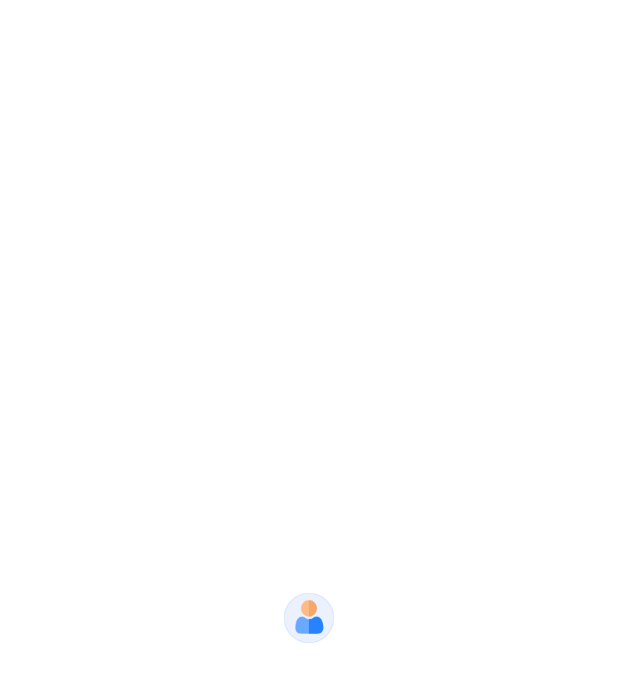
After one commit to ashwanikumar84/Compose-MVVM-Learning, an Android app built with Jetpack Compose: the composable AppNavigation shown on its own in the app's theme, on a phone screen of 412 x 824 dp. The commit adds this screen. Shown: the top 682 px of the screen. Run offline under Robolectric (Android 15) with nearby library versions, the phone set to English and light mode, and no system bars.

Commit message:
1.Worked on project directory structure 2.Create screen navigation system 3.Create Splash Screen

```diff
--- /dev/null
+++ b/app/src/main/java/com/ashwani/composesample/navigation/AppNavigation.kt
@@ -0,0 +1,39 @@
+package com.ashwani.composesample.navigation
+
+import androidx.compose.runtime.Composable
+import androidx.navigation.compose.NavHost
+import androidx.navigation.compose.composable
+import androidx.navigation.compose.rememberNavController
+import com.ashwani.composesample.common.AppNavConstants
+import com.ashwani.composesample.model.SampleData
+import com.ashwani.composesample.screens.profile.ProfileScreen
+import com.ashwani.composesample.ui.ConversationScreen
+import com.ashwani.composesample.ui.SplashScreen
+
+@Composable
+fun AppNavigation() {
+    val navController = rememberNavController()
+    // navigateUp specially use in case our app opne through any deeplink and on back we want popout from our app and back to same deeplink source
+    val navigateUp = {
+        navController.navigateUp()
+        Unit
+    }
+    NavHost(
+        navController = navController, startDestination = AppNavConstants.SPLASH_SCREEN
+    ) {
+        composable(AppNavConstants.SPLASH_SCREEN) {
+            SplashScreen(navController = navController)
+        }
+        // Main Screen
+        composable(AppNavConstants.CONVERSATION_SCREEN) {
+            ConversationScreen(messages = SampleData.conversationSample, onButtonClick = {
+                navController.popBackStack()
+            })
+        }
+
+        // Profile Screen
+        composable(AppNavConstants.PROFILE_SCREEN) {
+            ProfileScreen(navController = navController)
+        }
+    }
+}
--- /dev/null
+++ b/app/src/main/java/com/ashwani/composesample/screens/splash/SplashScreen.kt
@@ -0,0 +1,50 @@
+package com.ashwani.composesample.ui
+
+import android.view.animation.OvershootInterpolator
+import androidx.compose.animation.core.tween
+import androidx.compose.foundation.Image
+import androidx.compose.foundation.layout.Box
+import androidx.compose.foundation.layout.fillMaxSize
+import androidx.compose.runtime.Composable
+import androidx.compose.runtime.LaunchedEffect
+import androidx.compose.runtime.remember
+import androidx.compose.ui.Alignment
+import androidx.compose.ui.Modifier
+import androidx.compose.ui.draw.scale
+import androidx.compose.ui.res.painterResource
+import androidx.navigation.NavController
+import com.ashwani.composesample.R
+import com.ashwani.composesample.common.AppNavConstants
+import kotlinx.coroutines.delay
+
+@Composable
+fun SplashScreen(navController: NavController) {
+    val scale = remember {
+        androidx.compose.animation.core.Animatable(0f)
+    }
+
+    // Animation
+    LaunchedEffect(key1 = true) {
+        scale.animateTo(
+            targetValue = 0.7f,
+              // tween Animation
+            animationSpec = tween(
+                durationMillis = 800,
+                easing = {
+                    OvershootInterpolator(4f).getInterpolation(it)
+                }))
+        // Customize the delay time
+        delay(1000L)
+        navController.navigate(AppNavConstants.PROFILE_SCREEN)
+    }
+
+    // Image
+    Box(contentAlignment = Alignment.Center,
+        modifier = Modifier.fillMaxSize()) {
+            // Change the logo
+            Image(
+                painter = painterResource(id = R.drawable.ic_profile_placeholder),
+                contentDescription = "Logo",
+                modifier = Modifier.scale(scale.value))
+    }
+}
--- /dev/null
+++ b/app/src/main/res/drawable-v24/ic_profile_placeholder.xml
@@ -0,0 +1,23 @@
+<vector xmlns:android="http://schemas.android.com/apk/res/android"
+    android:width="48dp"
+    android:height="48dp"
+    android:viewportWidth="48"
+    android:viewportHeight="48">
+  <path
+      android:strokeWidth="1"
+      android:pathData="M24,24m-23.5,0a23.5,23.5 0,1 1,47 0a23.5,23.5 0,1 1,-47 0"
+      android:fillColor="#EBF1FF"
+      android:strokeColor="#D9E4FF"/>
+  <path
+      android:pathData="M31.425,14.829C31.425,16.981 30.687,18.843 29.232,20.366C27.776,21.888 25.994,22.66 23.936,22.66H23.932C21.877,22.659 20.097,21.887 18.641,20.366C17.185,18.843 16.447,16.981 16.447,14.829C16.447,12.679 17.185,10.816 18.641,9.294C20.096,7.772 21.876,7.001 23.932,7H23.936C25.993,7 27.775,7.772 29.232,9.294C30.687,10.816 31.425,12.679 31.425,14.829Z"
+      android:fillColor="#FFBB85"/>
+  <path
+      android:pathData="M37.553,33.564C37.553,35.214 37.024,36.551 35.983,37.535C34.954,38.507 33.593,39 31.938,39H16.614C14.959,39 13.598,38.507 12.57,37.535C11.528,36.55 11,35.214 11,33.564C11,32.929 11.021,32.301 11.063,31.697C11.106,31.08 11.193,30.408 11.321,29.699C11.451,28.985 11.617,28.309 11.816,27.692C12.022,27.053 12.301,26.422 12.647,25.819C13.006,25.192 13.427,24.646 13.9,24.196C14.395,23.726 15.001,23.348 15.701,23.073C16.398,22.799 17.172,22.66 17.999,22.66C18.324,22.66 18.638,22.792 19.244,23.184C19.624,23.429 20.061,23.709 20.543,24.015C20.96,24.279 21.524,24.527 22.222,24.75C22.835,24.947 23.457,25.057 24.072,25.076C24.14,25.079 24.207,25.08 24.275,25.08C24.958,25.08 25.649,24.969 26.329,24.75C27.027,24.527 27.592,24.279 28.008,24.015C28.496,23.706 28.933,23.427 29.307,23.184C29.913,22.792 30.227,22.66 30.553,22.66C31.379,22.66 32.153,22.799 32.851,23.073C33.551,23.348 34.157,23.726 34.651,24.196C35.125,24.646 35.546,25.192 35.905,25.819C36.251,26.423 36.53,27.053 36.736,27.691C36.935,28.309 37.102,28.985 37.231,29.7C37.358,30.409 37.445,31.081 37.488,31.697C37.531,32.299 37.552,32.927 37.553,33.564Z"
+      android:fillColor="#6AA9FF"/>
+  <path
+      android:pathData="M23.94,22.66H23.936V7H23.94C25.996,7 27.777,7.772 29.233,9.294C30.688,10.816 31.425,12.679 31.425,14.829C31.425,16.981 30.688,18.843 29.233,20.366C27.777,21.888 25.997,22.66 23.94,22.66Z"
+      android:fillColor="#F5A86C"/>
+  <path
+      android:pathData="M37.553,33.564C37.553,35.214 37.019,36.551 35.967,37.535C34.928,38.507 33.553,39 31.882,39H23.936V25.076C24.004,25.079 24.073,25.08 24.141,25.08C24.831,25.08 25.529,24.969 26.216,24.75C26.921,24.527 27.492,24.279 27.912,24.015C28.405,23.706 28.846,23.427 29.224,23.184C29.836,22.792 30.153,22.66 30.482,22.66C31.317,22.66 32.098,22.799 32.804,23.073C33.511,23.348 34.122,23.726 34.622,24.196C35.1,24.646 35.526,25.192 35.888,25.819C36.237,26.423 36.52,27.053 36.728,27.691C36.929,28.309 37.097,28.985 37.228,29.7C37.356,30.409 37.444,31.081 37.488,31.697C37.531,32.299 37.552,32.927 37.553,33.564Z"
+      android:fillColor="#2682FF"/>
+</vector>
--- a/app/src/main/res/values/strings.xml
+++ b/app/src/main/res/values/strings.xml
@@ -1,3 +1,9 @@
 <resources>
     <string name="app_name">ComposeSample</string>
+    <string name="title">Compose Learning</string>
+    <string name="subtitle">Learn Compose</string>
+    <string name="confirm">Confirm</string>
+    <string name="conversation">Conversation</string>
+    <string name="back">Back</string>
+    <string name="message">Hey, take a look at Jetpack Compose, it\'s great!</string>
 </resources>
```
Also changed, not shown: app/build.gradle (+12 -6 lines), app/src/main/java/com/ashwani/composesample/MainActivity.kt (+4 -3 lines), app/src/main/java/com/ashwani/composesample/common/AppNavConstants.kt (added, +7 -0 lines), app/src/main/java/com/ashwani/composesample/compose/custom/MessageCardView.kt (renamed from app/src/main/java/com/ashwani/composesample/ui/MessageCard.kt, +4 -6 lines), app/src/main/java/com/ashwani/composesample/screens/conversaton/ConversationScreen.kt (added, +47 -0 lines), app/src/main/java/com/ashwani/composesample/screens/profile/ProfileScreen.kt (added, +73 -0 lines), app/src/main/java/com/ashwani/composesample/ui/Conversation.kt (deleted, +0 -26 lines), app/src/main/res/values/colors.xml (+8 -0 lines), build.gradle (+4 -4 lines), app/src/main/res/drawable-v24/image1.png (deleted), gradle/wrapper/gradle-wrapper.properties, 1 other file.
